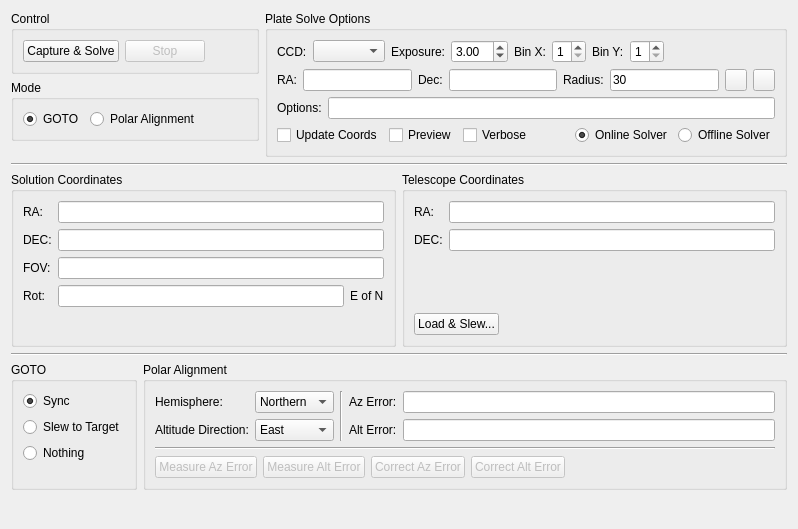
Old version of the form kstars/ekos/align.ui in the repository KDE/kstars.
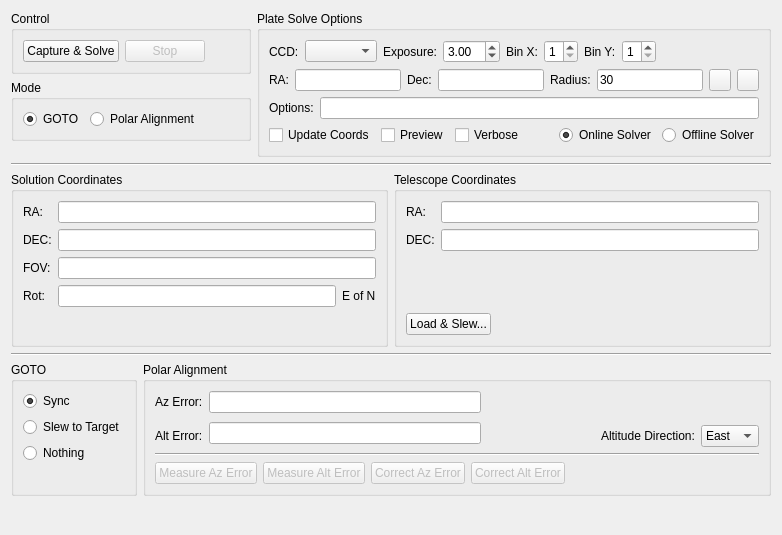
New version of the form. Custom widgets are drawn as their Qt base class.

Commit message: No need to ask for hemisphere as we can get it from site info

Diff of the .ui file:
```diff
--- a/kstars/ekos/align.ui
+++ b/kstars/ekos/align.ui
@@ -6,8 +6,8 @@
    <rect>
     <x>0</x>
     <y>0</y>
-    <width>798</width>
-    <height>529</height>
+    <width>782</width>
+    <height>535</height>
    </rect>
   </property>
   <layout class="QVBoxLayout" name="verticalLayout_4">
@@ -751,31 +751,64 @@
        </property>
        <layout class="QVBoxLayout" name="verticalLayout">
         <item>
-         <layout class="QHBoxLayout" name="horizontalLayout_6">
-          <item>
-           <layout class="QFormLayout" name="formLayout">
-            <item row="0" column="0">
-             <widget class="QLabel" name="label_5">
-              <property name="text">
-               <string>Hemisphere:</string>
+         <layout class="QGridLayout" name="gridLayout">
+          <item row="0" column="0">
+           <widget class="QLabel" name="label_3">
+            <property name="text">
+             <string>Az Error:</string>
+            </property>
+           </widget>
+          </item>
+          <item row="0" column="1">
+           <widget class="QLineEdit" name="azError">
+            <property name="readOnly">
+             <bool>true</bool>
+            </property>
+           </widget>
+          </item>
+          <item row="0" column="2" rowspan="2">
+           <spacer name="horizontalSpacer_7">
+            <property name="orientation">
+             <enum>Qt::Horizontal</enum>
+            </property>
+            <property name="sizeHint" stdset="0">
+             <size>
+              <width>40</width>
+              <height>20</height>
+             </size>
+            </property>
+           </spacer>
+          </item>
+          <item row="1" column="1" rowspan="2">
+           <widget class="QLineEdit" name="altError">
+            <property name="readOnly">
+             <bool>true</bool>
+            </property>
+           </widget>
+          </item>
+          <item row="2" column="0">
+           <widget class="QLabel" name="label_4">
+            <property name="text">
+             <string>Alt Error:</string>
+            </property>
+           </widget>
+          </item>
+          <item row="2" column="2">
+           <layout class="QHBoxLayout" name="horizontalLayout_6">
+            <item>
+             <spacer name="horizontalSpacer_8">
+              <property name="orientation">
+               <enum>Qt::Horizontal</enum>
               </property>
-             </widget>
+              <property name="sizeHint" stdset="0">
+               <size>
+                <width>40</width>
+                <height>20</height>
+               </size>
+              </property>
+             </spacer>
             </item>
-            <item row="0" column="1">
-             <widget class="QComboBox" name="hemisphereCombo">
-              <item>
-               <property name="text">
-                <string>Northern</string>
-               </property>
-              </item>
-              <item>
-               <property name="text">
-                <string>Southern</string>
-               </property>
-              </item>
-             </widget>
-            </item>
-            <item row="1" column="0">
+            <item>
              <widget class="QLabel" name="label_9">
               <property name="toolTip">
                <string>Direction of the mount when measuring altitude error. It is either east or west of the meridian</string>
@@ -788,7 +821,7 @@
               </property>
              </widget>
             </item>
-            <item row="1" column="1">
+            <item>
              <widget class="QComboBox" name="altDirCombo">
               <item>
                <property name="text">
@@ -804,45 +837,6 @@
             </item>
            </layout>
           </item>
-          <item>
-           <widget class="Line" name="line_5">
-            <property name="orientation">
-             <enum>Qt::Vertical</enum>
-            </property>
-           </widget>
-          </item>
-          <item>
-           <layout class="QFormLayout" name="formLayout_3">
-            <item row="0" column="0">
-             <widget class="QLabel" name="label_3">
-              <property name="text">
-               <string>Az Error:</string>
-              </property>
-             </widget>
-            </item>
-            <item row="0" column="1">
-             <widget class="QLineEdit" name="azError">
-              <property name="readOnly">
-               <bool>true</bool>
-              </property>
-             </widget>
-            </item>
-            <item row="1" column="0">
-             <widget class="QLabel" name="label_4">
-              <property name="text">
-               <string>Alt Error:</string>
-              </property>
-             </widget>
-            </item>
-            <item row="1" column="1">
-             <widget class="QLineEdit" name="altError">
-              <property name="readOnly">
-               <bool>true</bool>
-              </property>
-             </widget>
-            </item>
-           </layout>
-          </item>
          </layout>
         </item>
         <item>
```
Left out of the diff: 5 changed lines with no effect on the pictures. The commit also changes 1 other file.
